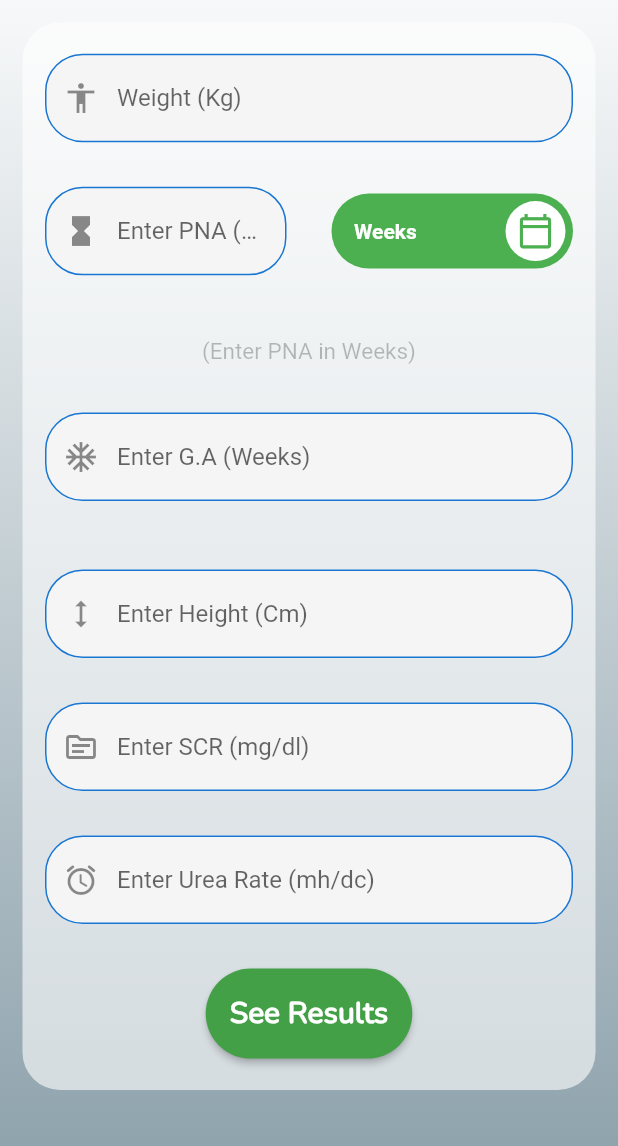
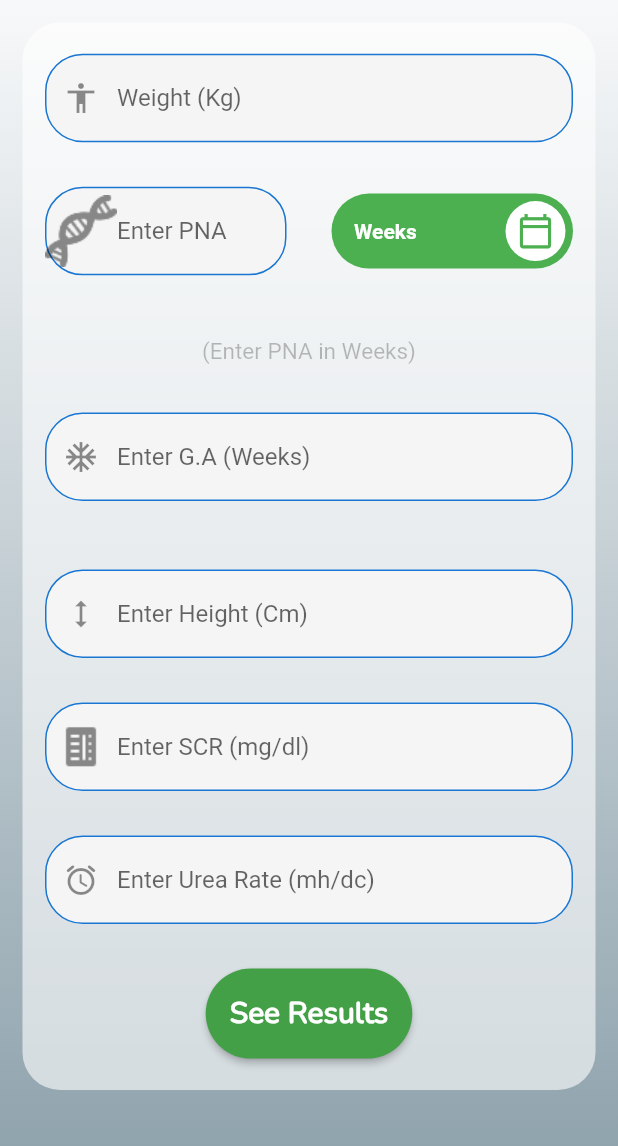
Before and after one commit to Mahmoud-Elhalfawy/Medical-App, a Flutter app: the screen it shows after launch, after a tap on "Days", on a phone screen of 412 x 824 dp, the part 90-1236 px from its top. Run offline on Flutter 3.47's test engine with Material 2 defaults, Android fonts, the phone set to English and light mode, and no system bars; drawn by our look-alikes of lite_rolling_switch; our stand-ins replace date_time_picker, photo_view; missing offline and left inert: kdgaugeview.

Commit message:
set state error resolved and added new parameter in create field function

```diff
--- a/lib/Screens/ReenalScreen.dart
+++ b/lib/Screens/ReenalScreen.dart
@@ -11,7 +11,7 @@ class ReenalScreen extends StatefulWidget {
 }
 
 class _ReenalScreenState extends State<ReenalScreen>
-    with SingleTickerProviderStateMixin{
+    with SingleTickerProviderStateMixin {
   AnimationController _animationController;
   final weightController = TextEditingController();
   final PNAController = TextEditingController();
@@ -24,14 +24,13 @@ class _ReenalScreenState extends State<ReenalScreen>
   bool enableHoursText = true;
   bool createCalendarField = false;
   img.Image photo;
-  bool flag = false;
+  bool isWeeks = false;
   String choice;
-
 
   //-------------------New Code added
   //--------------------------
-  Widget toggleChoice(bool flag){
-    if(flag){
+  Widget toggleChoice(bool flag) {
+    if (flag) {
       return FadeTransition(
         opacity: _animationController,
         child: Column(children: <Widget>[
@@ -44,7 +43,7 @@ class _ReenalScreenState extends State<ReenalScreen>
           ),
         ]),
       );
-    }else{
+    } else {
       return FadeTransition(
         opacity: _animationController,
         child: Text(
@@ -58,72 +57,7 @@ class _ReenalScreenState extends State<ReenalScreen>
     }
   }
 
-
-
-  //-----------------------------
-  // Widget createCalendar(bool createCalendarField) {
-  //   if (createCalendarField) {
-  //     return FadeTransition(
-  //       opacity: _animationController,
-  //       child: Column(children: <Widget>[
-  //         DateTimePicker(
-  //           type: DateTimePickerType.dateTimeSeparate,
-  //           dateMask: 'd MMM, yyyy',
-  //           initialValue: DateTime.now().toString(),
-  //           firstDate: DateTime(2000),
-  //           lastDate: DateTime(2100),
-  //           icon: Icon(Icons.event),
-  //           dateLabelText: 'Date',
-  //           timeLabelText: "Hour",
-  //           validator: (val) {
-  //             dateAndTime = val;
-  //             return dateAndTime;
-  //           },
-  //           onChanged: (val) => dateAndTime = val,
-  //           onSaved: (val) => dateAndTime = val,
-  //         ),
-  //         SizedBox(
-  //           height: 10,
-  //         ),
-  //         Text(
-  //           '(enter birth date and time)',
-  //           style: TextStyle(
-  //             color: Colors.black26,
-  //             fontSize: 15,
-  //           ),
-  //         ),
-  //       ]),
-  //     );
-  //   } else {
-  //     return FadeTransition(
-  //       opacity: _animationController,
-  //       child: Text(
-  //         '(enter age in hours)',
-  //         style: TextStyle(
-  //           color: Colors.black26,
-  //           fontSize: 15,
-  //         ),
-  //       ),
-  //     );
-  //   }
-  // }
-
-  // Future<bool> getResults() async {
-  //   if (weightController.text.isEmpty || PNAController.text.isEmpty)
-  //     return false;
-  //
-  //   App1Controller app1Controller = App1Controller(context);
-  //   double weight = double.parse(weightController.text.toString());
-  //   double serum = double.parse(PNAController.text.toString());
-  //   app1Controller.calculateResult(
-  //       enableHoursText, hemolytic, weightController, dateAndTime, weight, serum);
-  //
-  //   return true;
-  // }
-
-
-  //---------------------
- void initState(){
+  void initState() {
     super.initState();
     _animationController = AnimationController(
       vsync: this,
@@ -132,11 +66,9 @@ class _ReenalScreenState extends State<ReenalScreen>
     _animationController.forward();
   }
 
-
-
   //create Field
   Widget createField(IconData icon, TextEditingController controller,
-      String text, bool enabled) {
+      String text, bool enabled, String image) {
     return TextField(
       keyboardType: TextInputType.numberWithOptions(decimal: true),
       enabled: enabled,
@@ -155,17 +87,14 @@ class _ReenalScreenState extends State<ReenalScreen>
         focusedBorder: OutlineInputBorder(
             borderRadius: BorderRadius.circular(25),
             borderSide: BorderSide(color: Colors.green[700])),
-        prefixIcon: Icon(icon),
+        prefixIcon: image==null?Icon(icon):ImageIcon(AssetImage(image)),
         hintText: text,
       ),
     );
   }
 
-
-
   @override
   Widget build(BuildContext context) {
-
     return Scaffold(
       body: SafeArea(
         child: Container(
@@ -177,8 +106,7 @@ class _ReenalScreenState extends State<ReenalScreen>
             ),
           ),
           child: Center(
-            child:
-            CustomScrollView(
+            child: CustomScrollView(
               slivers: <Widget>[
                 SliverAppBar(
                   toolbarHeight: 60,
@@ -199,31 +127,27 @@ class _ReenalScreenState extends State<ReenalScreen>
                   ),
                   leading: Padding(
                     padding: const EdgeInsets.all(8.0),
-                    child: Container(child: Image.asset('images/bilirubin_logo.png')),
+                    child: Container(
+                        child: Image.asset('images/bilirubin_logo.png')),
                   ),
                 ),
-
                 SliverToBoxAdapter(
                   child: IntrinsicHeight(
                     child: Container(
                       constraints: BoxConstraints(
-                        minHeight: MediaQuery.of(context).size.height*0.9,
+                        minHeight: MediaQuery.of(context).size.height * 0.9,
                         //maximum height set to 100% of vertical height
-
-
                       ),
                       child: Column(
                           crossAxisAlignment: CrossAxisAlignment.stretch,
                           mainAxisAlignment: MainAxisAlignment.center,
                           mainAxisSize: MainAxisSize.max,
                           children: <Widget>[
-
                             Expanded(
                               child: Container(
-
-
                                 padding: EdgeInsets.all(15),
-                                margin: EdgeInsets.symmetric(vertical: 15,horizontal: 15),
+                                margin: EdgeInsets.symmetric(
+                                    vertical: 15, horizontal: 15),
                                 decoration: BoxDecoration(
                                   borderRadius: BorderRadius.circular(25),
                                   color: Colors.white60,
@@ -231,10 +155,15 @@ class _ReenalScreenState extends State<ReenalScreen>
                                 clipBehavior: Clip.antiAlias,
                                 child: Column(
                                   mainAxisSize: MainAxisSize.max,
-                                  mainAxisAlignment: MainAxisAlignment.spaceEvenly,
+                                  mainAxisAlignment:
+                                      MainAxisAlignment.spaceEvenly,
                                   children: <Widget>[
-                                    createField(Icons.accessibility,
-                                        weightController, 'Weight (Kg)', true,),
+                                    createField(
+                                      Icons.accessibility,
+                                      weightController,
+                                      'Weight (Kg)',
+                                      true,null
+                                    ),
                                     SizedBox(
                                       height: 18,
                                     ),
@@ -245,14 +174,11 @@ class _ReenalScreenState extends State<ReenalScreen>
                                       children: <Widget>[
                                         Expanded(
 
-
                                           child: createField(
                                               Icons.hourglass_full_sharp,
                                               PNAController,
-                                              'Enter PNA (Weeks/Days)',
-                                              true),
-
-
+                                              'Enter PNA',
+                                              true,"images/PNA.png"),
                                         ),
                                         SizedBox(
                                           width: 30,
@@ -264,53 +190,54 @@ class _ReenalScreenState extends State<ReenalScreen>
                                             textOn: 'Weeks',
                                             colorOff: Colors.blueAccent,
                                             colorOn: Colors.green,
-                                            iconOff: Icons.calendar_today_outlined,
-                                            iconOn: Icons.calendar_today_outlined,
+                                            iconOff:
+                                                Icons.calendar_today_outlined,
+                                            iconOn:
+                                                Icons.calendar_today_outlined,
                                             onChanged: (bool position) {
-                                              if (position) {
+                                              if(position!=isWeeks)
                                               setState(() {
-                                                  flag = true;
-                                                  // enableHoursText = false;
-                                                  // createCalendarField = true;
+                                                   isWeeks=position;
                                               });
-                                              }else {
-                                                flag = false;
-                                                // enableHoursText = true;
-                                                // createCalendarField = false;
-                                              }
+
                                             },
                                           ),
                                         ),
                                       ],
                                     ),
-
                                     SizedBox(
                                       height: 30,
                                     ),
-                                    toggleChoice(flag),
+                                    toggleChoice(isWeeks),
                                     SizedBox(
                                       height: 20,
-
                                     ),
-                                    createField(Icons.ac_unit, GAController, 'Enter G.A (Weeks)', true),
+                                    createField(Icons.ac_unit, GAController,
+                                        'Enter G.A (Weeks)', true,null),
                                     SizedBox(
                                       height: 18,
                                     ),
-
                                     SizedBox(
                                       height: 10,
                                     ),
-                                    createField(Icons.height, heightController, 'Enter Height (Cm)', true),
+                                    createField(Icons.height, heightController,
+                                        'Enter Height (Cm)', true,null),
                                     SizedBox(
                                       height: 18,
                                     ),
-                                    createField(Icons.source_outlined,SCRController,
-                                        "Enter SCR (mg/dl)", true),
+                                    createField(
+                                        Icons.source_outlined,
+                                        SCRController,
+                                        "Enter SCR (mg/dl)",
+                                        true,"images/SCR.png"),
                                     SizedBox(
                                       height: 18,
                                     ),
-                                    createField(Icons.access_alarm_rounded, ureaController,
-                                        'Enter Urea Rate (mh/dc)', true),
+                                    createField(
+                                        Icons.access_alarm_rounded,
+                                        ureaController,
+                                        'Enter Urea Rate (mh/dc)',
+                                        true,null),
                                     SizedBox(
                                       height: 18,
                                     ),
@@ -331,17 +258,14 @@ class _ReenalScreenState extends State<ReenalScreen>
                                               new BorderRadius.circular(30.0),
                                         ),
                                         color: Colors.green[600],
-                                        onPressed: () async {
-
-                                        },
+                                        onPressed: () async {},
                                       ),
                                     ),
                                   ],
                                 ),
                               ),
                             ),
-                          ]
-                      ),
+                          ]),
                     ),
                   ),
                 ),
@@ -351,13 +275,5 @@ class _ReenalScreenState extends State<ReenalScreen>
         ),
       ),
     );
-
-
   }
-
-
-
-
-
-
 }
```
Lines whose indentation alone changed are shown as unchanged.
